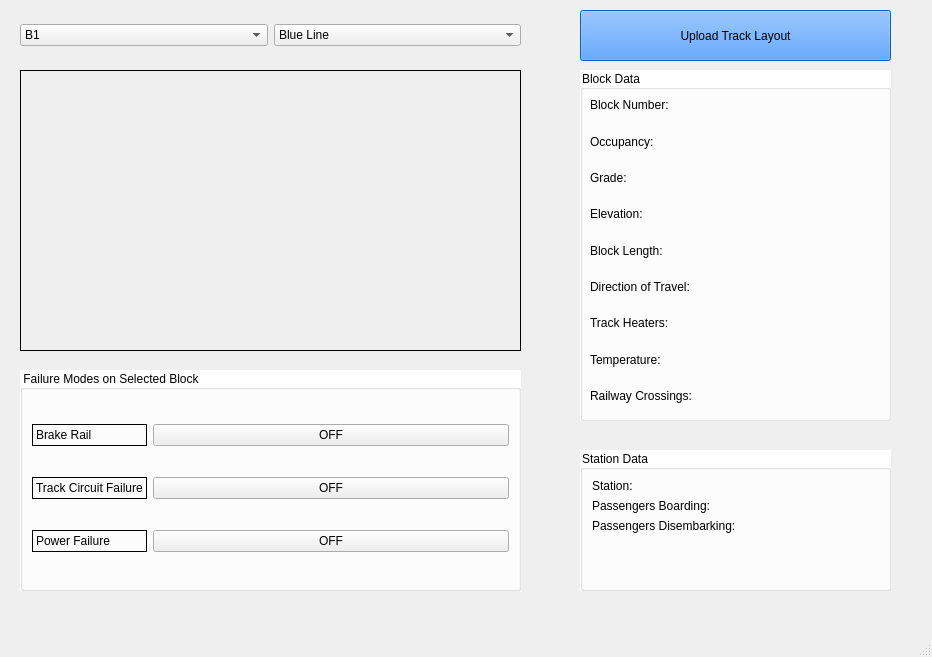
First picture: the form in Track Model/Track_Model.ui, repository asmithie13/ECE-1140, before the edit.
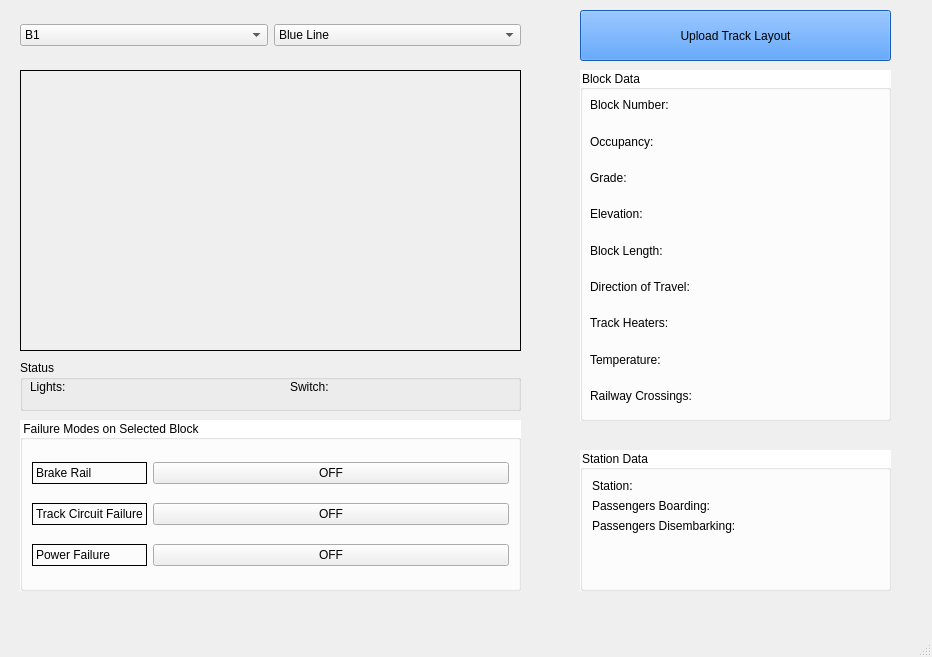
Second picture: the form after the edit. Icons and pictures are not drawn.

```diff
--- a/Track Model/Track_Model.ui
+++ b/Track Model/Track_Model.ui
@@ -66,9 +66,9 @@
     <property name="geometry">
      <rect>
       <x>20</x>
-      <y>370</y>
+      <y>420</y>
       <width>501</width>
-      <height>221</height>
+      <height>171</height>
      </rect>
     </property>
     <property name="styleSheet">
@@ -398,6 +398,45 @@
      </item>
     </layout>
    </widget>
+   <widget class="QGroupBox" name="groupBox_4">
+    <property name="geometry">
+     <rect>
+      <x>20</x>
+      <y>360</y>
+      <width>501</width>
+      <height>51</height>
+     </rect>
+    </property>
+    <property name="title">
+     <string>Status</string>
+    </property>
+    <widget class="QLabel" name="label_14">
+     <property name="geometry">
+      <rect>
+       <x>10</x>
+       <y>20</y>
+       <width>47</width>
+       <height>14</height>
+      </rect>
+     </property>
+     <property name="text">
+      <string>Lights: </string>
+     </property>
+    </widget>
+    <widget class="QLabel" name="label_15">
+     <property name="geometry">
+      <rect>
+       <x>270</x>
+       <y>20</y>
+       <width>47</width>
+       <height>14</height>
+      </rect>
+     </property>
+     <property name="text">
+      <string>Switch: </string>
+     </property>
+    </widget>
+   </widget>
    <zorder>layoutWidget</zorder>
    <zorder>pushButton</zorder>
    <zorder>label</zorder>
```
Left out of the diff: 1 changed line with no effect on the pictures.
